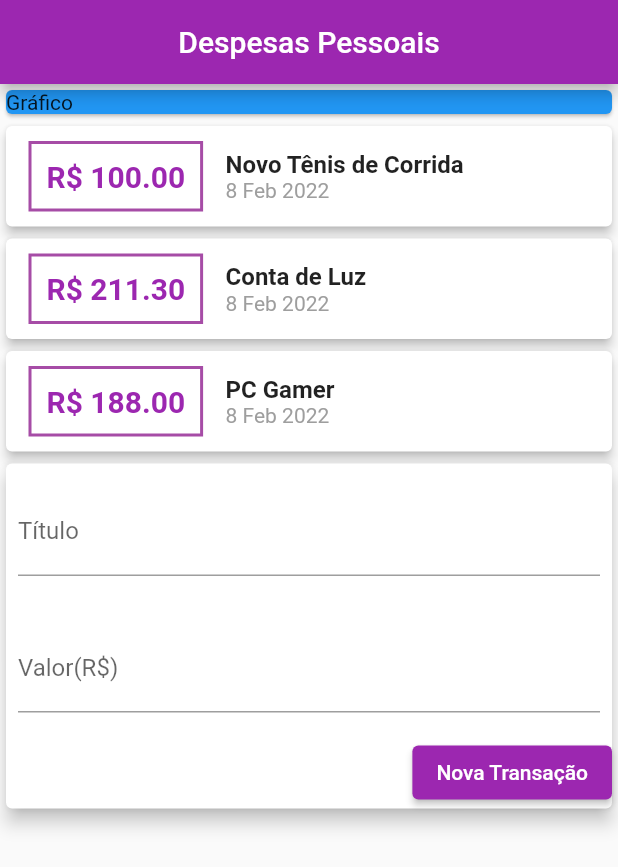
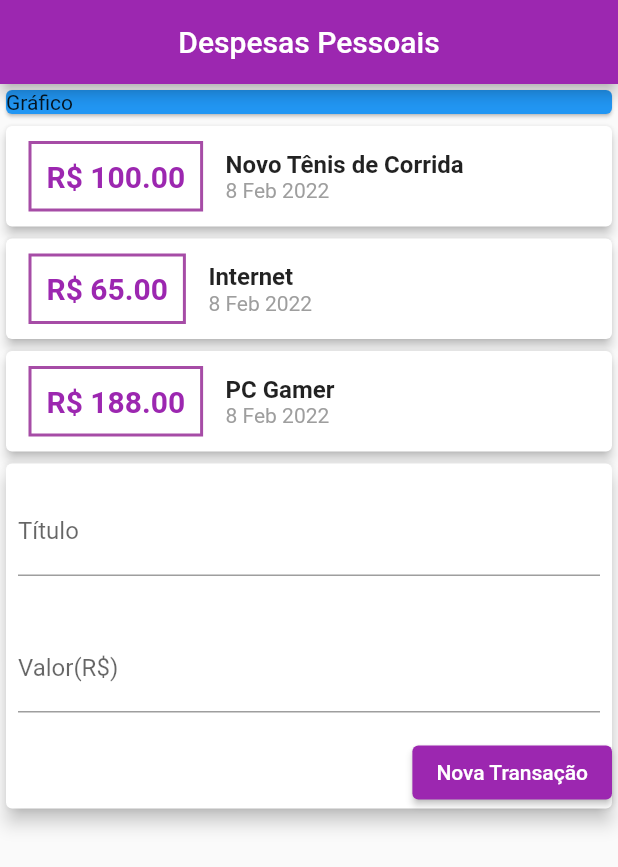
Before and after one commit to vinicius4006/curso_flutter_expenses, a Flutter app: the screen it shows after launch, on a phone screen of 412 x 824 dp. Shown: the top 867 px of the screen. Run offline on Flutter 3.47's test engine with Material 2 defaults, Android fonts, the phone set to English and light mode, and no system bars.

Commit message:
mudei titulo

```diff
--- a/lib/bodyMyHomePage/bodyPage.dart
+++ b/lib/bodyMyHomePage/bodyPage.dart
@@ -19,8 +19,8 @@ class BodyPage extends StatelessWidget {
     ),
     Transaction(
       id: "t2",
-      title: "Conta de Luz",
-      value: 211.3,
+      title: "Internet",
+      value: 65.0,
       date: DateTime.now(),
     ),
     Transaction(
```
